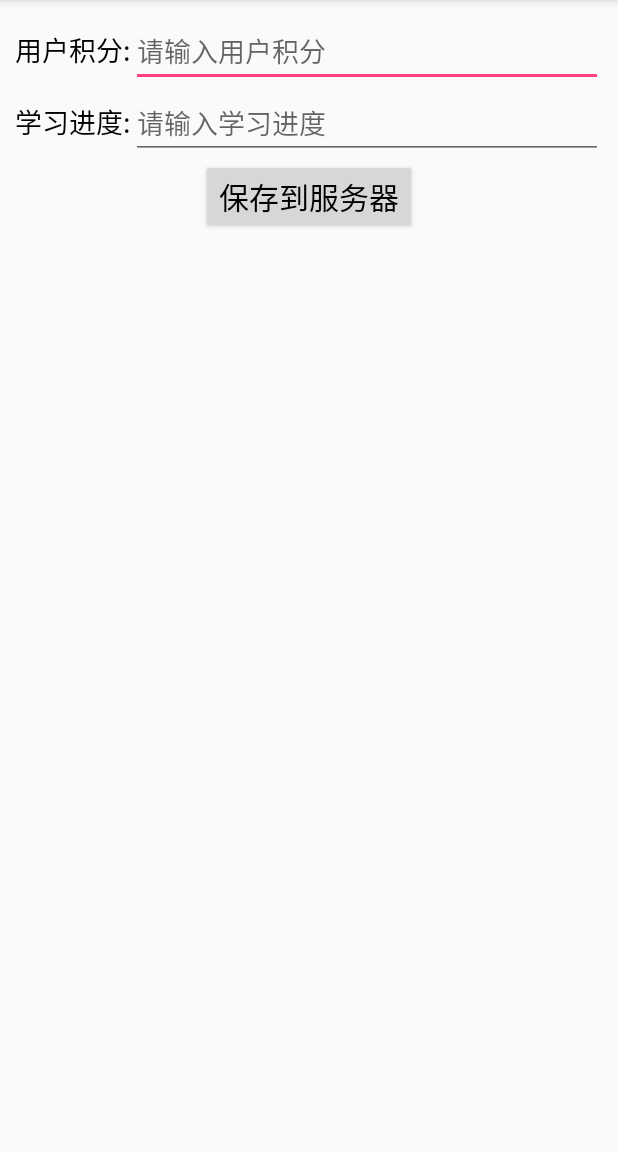
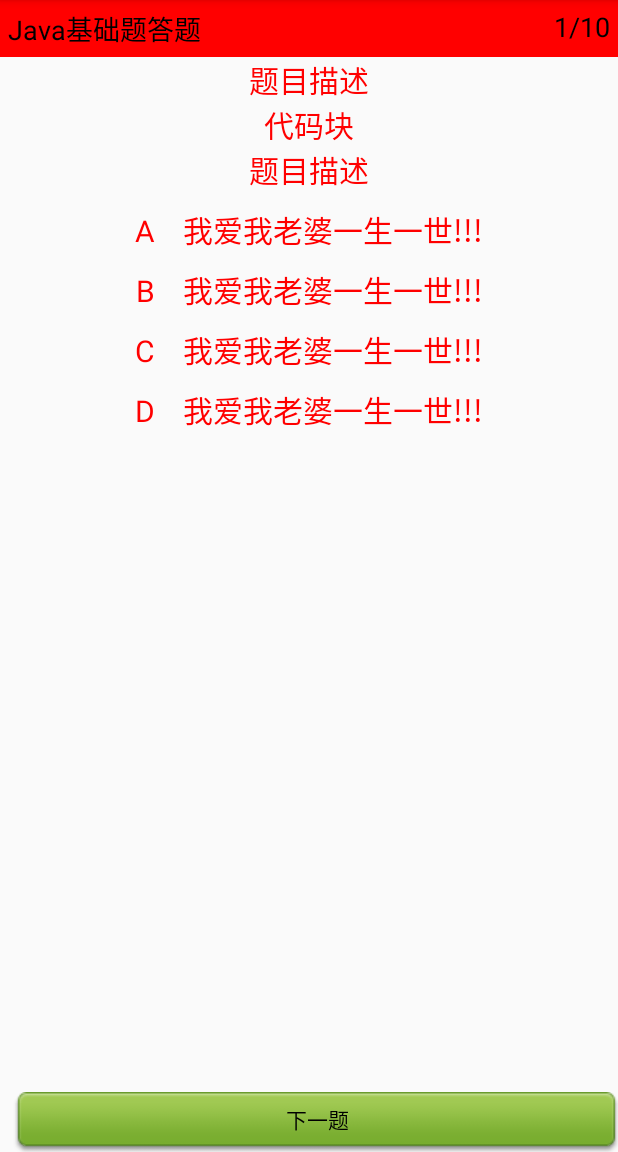
Before and after one commit to CFLOVEYR/AndroidStudy, an Android app: the StudyActivity screen opened directly, with no data from a screen before it, on a phone screen of 412 x 824 dp, the part 84-1236 px from its top. Run offline under Robolectric (Android 15) with nearby library versions, the light colour scheme and no system bars.

Commit message:
学习页面的搭建,积分框架搭建完毕

```diff
--- a/studyingandroid/src/main/AndroidManifest.xml
+++ b/studyingandroid/src/main/AndroidManifest.xml
@@ -46,7 +46,7 @@
 
         <activity android:name=".activity.SettingActivity" />
         <activity android:name=".activity.login.PickUpPSDActivity" />
-        <activity android:name=".activity.StudyActivity" />
+        <activity android:name=".activity.study.StudyActivity" />
         <activity android:name=".activity.RankActivity"></activity>
     </application>
 
--- a/studyingandroid/src/main/java/com/beyondself/jalen/studyingandroid/activity/MainActivity.java
+++ b/studyingandroid/src/main/java/com/beyondself/jalen/studyingandroid/activity/MainActivity.java
@@ -5,14 +5,10 @@ import android.support.v7.app.AppCompatActivity;
 import android.os.Bundle;
 import android.view.View;
 import android.widget.Button;
-import android.widget.Toast;
 
 import com.beyondself.jalen.studyingandroid.R;
 import com.beyondself.jalen.studyingandroid.activity.login.LoginActivity;
-import com.beyondself.jalen.studyingandroid.activity.login.UpdateUserInfoActivity;
-import com.beyondself.jalen.studyingandroid.activity.login.UserInfoActivity;
-import com.beyondself.jalen.studyingandroid.domain.UserInfo;
-import com.beyondself.jalen.studyingandroid.utils.SharePreUtils;
+import com.beyondself.jalen.studyingandroid.activity.study.StudyActivity;
 import com.beyondself.jalen.studyingandroid.utils.ToastUtils;
 
 import cn.bmob.v3.BmobUser;
--- a/studyingandroid/src/main/java/com/beyondself/jalen/studyingandroid/activity/StudyActivity.java
+++ /dev/null
@@ -1,55 +0,0 @@
-package com.beyondself.jalen.studyingandroid.activity;
-
-import android.support.v7.app.AppCompatActivity;
-import android.os.Bundle;
-import android.text.TextUtils;
-import android.view.View;
-import android.widget.EditText;
-import android.widget.Toast;
-
-import com.beyondself.jalen.studyingandroid.R;
-import com.beyondself.jalen.studyingandroid.domain.Studyer;
-
-import cn.bmob.v3.listener.SaveListener;
-
-public class StudyActivity extends AppCompatActivity {
-
-    private EditText et_input_progress;
-    private EditText et_input_score;
-
-    @Override
-    protected void onCreate(Bundle savedInstanceState) {
-        super.onCreate(savedInstanceState);
-        setContentView(R.layout.activity_study);
-        initView();
-    }
-
-    private void initView() {
-        et_input_score = (EditText) findViewById(R.id.et_input_score);
-        et_input_progress = (EditText) findViewById(R.id.et_input_progress);
-    }
-
-    public void saveUserToServer(View view) {
-        String score = et_input_score.getText().toString();
-        String progress = et_input_progress.getText().toString();
-        if (TextUtils.isEmpty(score)||TextUtils.isEmpty(progress)) {
-            Toast.makeText(StudyActivity.this, "输入内容不能为空哟!!么么哒", Toast.LENGTH_SHORT).show();
-        }else{
-            Studyer user=new Studyer();
-            user.setScore(Integer.parseInt(score));
-            user.setProgress(Integer.parseInt(progress));
-            user.save(this, new SaveListener() {
-                @Override
-                public void onSuccess() {
-                    Toast.makeText(StudyActivity.this, "保存成功", Toast.LENGTH_SHORT).show();
-                }
-
-                @Override
-                public void onFailure(int i, String s) {
-                    Toast.makeText(StudyActivity.this, "保存失败", Toast.LENGTH_SHORT).show();
-                }
-            });
-        }
-
-    }
-}
--- /dev/null
+++ b/studyingandroid/src/main/java/com/beyondself/jalen/studyingandroid/activity/study/StudyActivity.java
@@ -0,0 +1,187 @@
+package com.beyondself.jalen.studyingandroid.activity.study;
+
+import android.support.v4.view.PagerAdapter;
+import android.support.v4.view.ViewPager;
+import android.support.v7.app.AppCompatActivity;
+import android.os.Bundle;
+import android.text.TextUtils;
+import android.view.View;
+import android.view.ViewGroup;
+import android.widget.Button;
+import android.widget.EditText;
+import android.widget.FrameLayout;
+import android.widget.LinearLayout;
+import android.widget.RelativeLayout;
+import android.widget.TextView;
+import android.widget.Toast;
+
+import com.beyondself.jalen.studyingandroid.R;
+import com.beyondself.jalen.studyingandroid.base.BasePager;
+import com.beyondself.jalen.studyingandroid.base.ShowPager;
+import com.beyondself.jalen.studyingandroid.domain.Studyer;
+
+import java.util.ArrayList;
+import java.util.List;
+
+import cn.bmob.v3.listener.SaveListener;
+
+public class StudyActivity extends AppCompatActivity implements View.OnClickListener {
+
+
+    private ViewPager vp_study_content;
+    private Button bt_study_footer_previous;
+    private Button bt_study_footer_next;
+    private Button bt_study_footer_save;
+    private List<BasePager> list;
+    private MyAdapter adapter;
+
+    @Override
+    protected void onCreate(Bundle savedInstanceState) {
+        super.onCreate(savedInstanceState);
+        setContentView(R.layout.activity_study);
+        initView();
+        initData();
+        initEvent();
+    }
+
+    private void initEvent() {
+        bt_study_footer_previous.setOnClickListener(this);
+        bt_study_footer_next.setOnClickListener(this);
+
+    }
+
+    private void initView() {
+        vp_study_content = (ViewPager) findViewById(R.id.vp_study_content);
+        bt_study_footer_previous = (Button) findViewById(R.id.bt_study_footer_previous);
+        bt_study_footer_next = (Button) findViewById(R.id.bt_study_footer_next);
+        bt_study_footer_save = (Button) findViewById(R.id.bt_study_footer_save);
+    }
+
+    /**
+     * 初始化数据
+     */
+    private void initData() {
+        list = new ArrayList<>();
+        //模拟十条数据
+        for (int i = 0; i < 10; i++) {
+            list.add(new BasePager(this));
+        }
+        adapter = new MyAdapter();
+        vp_study_content.setAdapter(adapter);
+        vp_study_content.setCurrentItem(0,false);//设置到第一页
+        /**
+         *  ViewPager的事件监听
+         */
+        vp_study_content.setOnPageChangeListener(new ViewPager.OnPageChangeListener() {
+            @Override
+            public void onPageScrolled(int position, float positionOffset, int positionOffsetPixels) {
+
+            }
+
+            @Override
+            public void onPageSelected(int position) {
+                list.get(position).tv_toppager_number.setText(position + 1 + "/" + list.size());
+//                adapter.notifyDataSetChanged();
+                if (position == list.size() - 1) {
+                    bt_study_footer_next.setVisibility(View.GONE);
+                    bt_study_footer_previous.setVisibility(View.GONE);
+                    bt_study_footer_save.setVisibility(View.VISIBLE);
+                    bt_study_footer_save.setText("继续挑战,并存档!!");
+                    list.get(position).ll_answer_study.setVisibility(View.GONE);
+                    list.get(position).rl_study_show.setVisibility(View.VISIBLE);
+                } else if (position == 0) {
+                    bt_study_footer_next.setVisibility(View.VISIBLE);
+                    bt_study_footer_previous.setVisibility(View.GONE);
+                    bt_study_footer_save.setVisibility(View.GONE);
+                } else {
+                    bt_study_footer_next.setVisibility(View.VISIBLE);
+                    bt_study_footer_previous.setVisibility(View.VISIBLE);
+                    bt_study_footer_save.setVisibility(View.GONE);
+                }
+            }
+
+            @Override
+            public void onPageScrollStateChanged(int state) {
+
+            }
+        });
+    }
+
+    /**
+     * 按钮的点击事件
+     * @param v
+     */
+    @Override
+    public void onClick(View v) {
+        int currentItem = vp_study_content.getCurrentItem();
+        switch (v.getId()) {
+            case R.id.bt_study_footer_previous:
+                if (currentItem != 0) {
+                    vp_study_content.setCurrentItem(--currentItem, false);//去掉动画
+                }
+                break;
+            case R.id.bt_study_footer_next:
+                if (currentItem != list.size() - 1) {
+                    vp_study_content.setCurrentItem(++currentItem, false);//去掉动画
+                }
+                break;
+            case R.id.bt_study_footer_save:
+                saveInfo("10", "30");
+                break;
+            default:
+
+                break;
+        }
+    }
+
+    class MyAdapter extends PagerAdapter {
+
+        @Override
+        public int getCount() {
+            return list.size();
+        }
+
+        @Override
+        public boolean isViewFromObject(View view, Object object) {
+            return view == object;
+        }
+
+        @Override
+        public Object instantiateItem(ViewGroup container, int position) {
+            container.addView(list.get(position).mRootView);
+            return list.get(position).mRootView;
+        }
+
+        @Override
+        public void destroyItem(ViewGroup container, int position, Object object) {
+            container.removeView((View) object);
+        }
+    }
+
+    /**
+     * 保存用户信息
+     *
+     * @param score
+     * @param progress
+     */
+    private void saveInfo(String score, String progress) {
+        if (TextUtils.isEmpty(score) || TextUtils.isEmpty(progress)) {
+            Toast.makeText(StudyActivity.this, "输入内容不能为空哟!!么么哒", Toast.LENGTH_SHORT).show();
+        } else {
+            Studyer user = new Studyer();
+            user.setScore(Integer.parseInt(score));
+            user.setProgress(Integer.parseInt(progress));
+            user.save(this, new SaveListener() {
+                @Override
+                public void onSuccess() {
+                    Toast.makeText(StudyActivity.this, "保存成功", Toast.LENGTH_SHORT).show();
+                }
+
+                @Override
+                public void onFailure(int i, String s) {
+                    Toast.makeText(StudyActivity.this, "保存失败", Toast.LENGTH_SHORT).show();
+                }
+            });
+        }
+    }
+}
--- /dev/null
+++ b/studyingandroid/src/main/java/com/beyondself/jalen/studyingandroid/base/BasePager.java
@@ -0,0 +1,34 @@
+package com.beyondself.jalen.studyingandroid.base;
+
+import android.app.Activity;
+import android.view.View;
+import android.widget.LinearLayout;
+import android.widget.RelativeLayout;
+import android.widget.TextView;
+
+import com.beyondself.jalen.studyingandroid.R;
+
+/**
+ * 题目内容的基类
+ */
+public class BasePager {
+    public Activity mActivity;
+    public View mRootView;
+    public TextView tv_toppager_number;
+    public LinearLayout ll_answer_study;
+    public RelativeLayout rl_study_show;
+
+    public BasePager(Activity mActivity) {
+        this.mActivity = mActivity;
+        mRootView = initViews();
+    }
+
+    public View initViews() {
+        View view = View.inflate(mActivity, R.layout.study_item, null);
+        tv_toppager_number = (TextView) view.findViewById(R.id.tv_toppager_number);
+        ll_answer_study = (LinearLayout) view.findViewById(R.id.ll_answer_study);
+        rl_study_show = (RelativeLayout) view.findViewById(R.id.rl_study_show);
+        return view;
+    }
+
+}
--- /dev/null
+++ b/studyingandroid/src/main/java/com/beyondself/jalen/studyingandroid/base/ShowPager.java
@@ -0,0 +1,27 @@
+package com.beyondself.jalen.studyingandroid.base;
+
+import android.app.Activity;
+import android.view.View;
+import android.widget.TextView;
+
+import com.beyondself.jalen.studyingandroid.R;
+
+/**
+ * Created by Jalen on 2015/12/16.
+ */
+public class ShowPager {
+    public Activity mActivity;
+    public View mRootView;
+    public TextView tv_toppager_number;
+
+    public ShowPager(Activity mActivity) {
+        this.mActivity = mActivity;
+        mRootView = initViews();
+    }
+
+    public View initViews() {
+        View view = View.inflate(mActivity, R.layout.showresult_item, null);
+        tv_toppager_number = (TextView) view.findViewById(R.id.tv_toppager_number);
+        return view;
+    }
+}
--- a/studyingandroid/src/main/res/layout/activity_study.xml
+++ b/studyingandroid/src/main/res/layout/activity_study.xml
@@ -1,58 +1,54 @@
 <?xml version="1.0" encoding="utf-8"?>
-<LinearLayout xmlns:android="http://schemas.android.com/apk/res/android"
+
+<RelativeLayout xmlns:android="http://schemas.android.com/apk/res/android"
     xmlns:tools="http://schemas.android.com/tools"
     android:layout_width="match_parent"
     android:layout_height="match_parent"
-    android:orientation="vertical"
-    android:padding="10dp"
-    tools:context="com.beyondself.jalen.studyingandroid.activity.StudyActivity">
+    tools:context=".activity.study.StudyActivity">
 
+    <android.support.v4.view.ViewPager
+        android:id="@+id/vp_study_content"
+        android:layout_width="match_parent"
+        android:layout_height="match_parent"></android.support.v4.view.ViewPager>
+
+    <!--底部布局-->
     <LinearLayout
+        android:id="@+id/ll_study_footer"
         android:layout_width="match_parent"
         android:layout_height="wrap_content"
+        android:layout_alignParentBottom="true"
         android:orientation="horizontal">
 
-        <TextView
-            android:layout_width="wrap_content"
-            android:layout_height="wrap_content"
-            android:text="用户积分:"
-            android:textColor="@color/black"
-            android:textSize="18sp" />
+        <Button
+            android:id="@+id/bt_study_footer_previous"
+            android:layout_width="0dp"
+            android:layout_height="40dp"
+            android:layout_weight="1"
+            android:background="@drawable/btn_image_sign_selector"
+            android:gravity="center"
+            android:text="上一题"
+            android:visibility="gone"
+            android:textColor="@color/black" />
 
-        <EditText
-            android:id="@+id/et_input_score"
+        <Button
+            android:layout_marginLeft="10dp"
+            android:id="@+id/bt_study_footer_next"
             android:layout_width="0dp"
-            android:layout_height="wrap_content"
+            android:layout_height="40dp"
             android:layout_weight="1"
-            android:hint="请输入用户积分" />
+            android:background="@drawable/btn_image_sign_selector"
+            android:gravity="center"
+            android:text="下一题"
+            android:textColor="@color/black" />
+        <Button
+            android:id="@+id/bt_study_footer_save"
+            android:visibility="gone"
+            android:layout_width="0dp"
+            android:layout_height="40dp"
+            android:layout_weight="1"
+            android:background="@drawable/btn_image_sign_selector"
+            android:gravity="center"
+            android:text="保存信息"
+            android:textColor="@color/black" />
     </LinearLayout>
-
-    <LinearLayout
-        android:layout_width="match_parent"
-        android:layout_height="wrap_content"
-        android:orientation="horizontal">
-
-        <TextView
-            android:layout_width="wrap_content"
-            android:layout_height="wrap_content"
-            android:text="学习进度:"
-            android:textColor="@color/black"
-            android:textSize="18sp" />
-
-        <EditText
-            android:id="@+id/et_input_progress"
-            android:layout_width="0dp"
-            android:layout_height="wrap_content"
-            android:layout_weight="1"
-            android:hint="请输入学习进度" />
-    </LinearLayout>
-
-    <Button
-        android:textColor="#000"
-        android:textSize="20sp"
-        android:onClick="saveUserToServer"
-        android:layout_gravity="center_horizontal"
-        android:layout_width="wrap_content"
-        android:layout_height="wrap_content"
-        android:text="保存到服务器" />
-</LinearLayout>
+</RelativeLayout>
--- /dev/null
+++ b/studyingandroid/src/main/res/layout/showresult_item.xml
@@ -0,0 +1,20 @@
+<?xml version="1.0" encoding="utf-8"?>
+<RelativeLayout xmlns:android="http://schemas.android.com/apk/res/android"
+    android:layout_width="match_parent"
+    android:layout_height="match_parent"
+   >
+    <ImageView
+        android:layout_width="match_parent"
+        android:layout_height="match_parent"
+        android:scaleType="fitXY"
+        android:src="@mipmap/index"/>
+    <TextView
+        android:layout_width="wrap_content"
+        android:layout_height="wrap_content"
+        android:textColor="@color/red"
+        android:text="恭喜你,闯关成功!!"
+        android:textSize="30sp"
+        android:layout_centerHorizontal="true"
+        android:layout_marginTop="100dp"
+        />
+</RelativeLayout>
--- /dev/null
+++ b/studyingandroid/src/main/res/layout/study_item.xml
@@ -0,0 +1,145 @@
+<?xml version="1.0" encoding="utf-8"?>
+<LinearLayout xmlns:android="http://schemas.android.com/apk/res/android"
+    android:layout_width="match_parent"
+    android:layout_height="match_parent"
+    android:orientation="vertical"
+   >
+
+    <LinearLayout
+        android:id="@+id/ll_answer_study"
+        android:layout_width="match_parent"
+        android:layout_height="match_parent"
+        android:orientation="vertical">
+
+
+        <RelativeLayout
+            android:layout_width="match_parent"
+            android:layout_height="wrap_content"
+            android:background="@color/red"
+            android:padding="5dp">
+
+            <TextView
+                android:layout_width="wrap_content"
+                android:layout_height="wrap_content"
+                android:layout_alignParentLeft="true"
+                android:text="Java基础题答题"
+                android:textColor="@color/black"
+                android:textSize="18sp" />
+
+            <TextView
+                android:id="@+id/tv_toppager_number"
+                android:layout_width="wrap_content"
+                android:layout_height="wrap_content"
+                android:layout_alignParentRight="true"
+                android:text="1/10"
+                android:textColor="@color/black"
+                android:textSize="18sp" />
+        </RelativeLayout>
+
+        <ScrollView
+            android:layout_width="match_parent"
+            android:layout_height="match_parent">
+
+            <LinearLayout
+                android:layout_width="match_parent"
+                android:layout_height="match_parent"
+                android:orientation="vertical">
+
+                <LinearLayout
+                    android:layout_width="match_parent"
+                    android:layout_height="wrap_content"
+                    android:orientation="vertical">
+
+                    <TextView
+                        android:layout_width="match_parent"
+                        android:layout_height="wrap_content"
+                        android:gravity="center"
+                        android:text="题目描述"
+                        android:textColor="@color/red"
+                        android:textSize="20sp" />
+
+                    <TextView
+                        android:layout_width="match_parent"
+                        android:layout_height="wrap_content"
+                        android:gravity="center"
+                        android:text="代码块"
+                        android:textColor="@color/red"
+                        android:textSize="20sp" />
+
+                    <TextView
+                        android:layout_width="match_parent"
+                        android:layout_height="wrap_content"
+                        android:gravity="center"
+                        android:text="题目描述"
+                        android:textColor="@color/red"
+                        android:textSize="20sp" />
+                </LinearLayout>
+                <!--选项-->
+                <LinearLayout
+                    android:layout_width="match_parent"
+                    android:layout_height="wrap_content"
+                    android:layout_marginTop="10dp"
+                    android:orientation="vertical">
+
+                    <TextView
+                        android:layout_width="match_parent"
+                        android:layout_height="wrap_content"
+                        android:gravity="center"
+                        android:text="A    我爱我老婆一生一世!!!"
+                        android:textColor="@color/red"
+                        android:textSize="20sp" />
+
+                    <TextView
+                        android:layout_width="match_parent"
+                        android:layout_height="wrap_content"
+                        android:layout_marginTop="10dp"
+                        android:gravity="center"
+                        android:text="B    我爱我老婆一生一世!!!"
+                        android:textColor="@color/red"
+                        android:textSize="20sp" />
+
+                    <TextView
+                        android:layout_width="match_parent"
+                        android:layout_height="wrap_content"
+                        android:layout_marginTop="10dp"
+                        android:gravity="center"
+                        android:text="C    我爱我老婆一生一世!!!"
+                        android:textColor="@color/red"
+                        android:textSize="20sp" />
+
+                    <TextView
+                        android:layout_width="match_parent"
+                        android:layout_height="wrap_content"
+                        android:layout_marginTop="10dp"
+                        android:gravity="center"
+                        android:text="D    我爱我老婆一生一世!!!"
+                        android:textColor="@color/red"
+                        android:textSize="20sp" />
+                </LinearLayout>
+
+            </LinearLayout>
+        </ScrollView>
+    </LinearLayout>
+    <RelativeLayout
+        android:visibility="gone"
+        android:id="@+id/rl_study_show"
+        android:layout_width="match_parent"
+        android:layout_height="match_parent"
+        >
+        <ImageView
+            android:layout_width="match_parent"
+            android:layout_height="match_parent"
+            android:scaleType="fitXY"
+            android:src="@mipmap/index"/>
+        <TextView
+            android:layout_width="wrap_content"
+            android:layout_height="wrap_content"
+            android:textColor="@color/red"
+            android:text="恭喜你,闯关成功!!"
+            android:textSize="30sp"
+            android:layout_centerHorizontal="true"
+            android:layout_marginTop="100dp"
+            />
+    </RelativeLayout>
+
+</LinearLayout>
```
